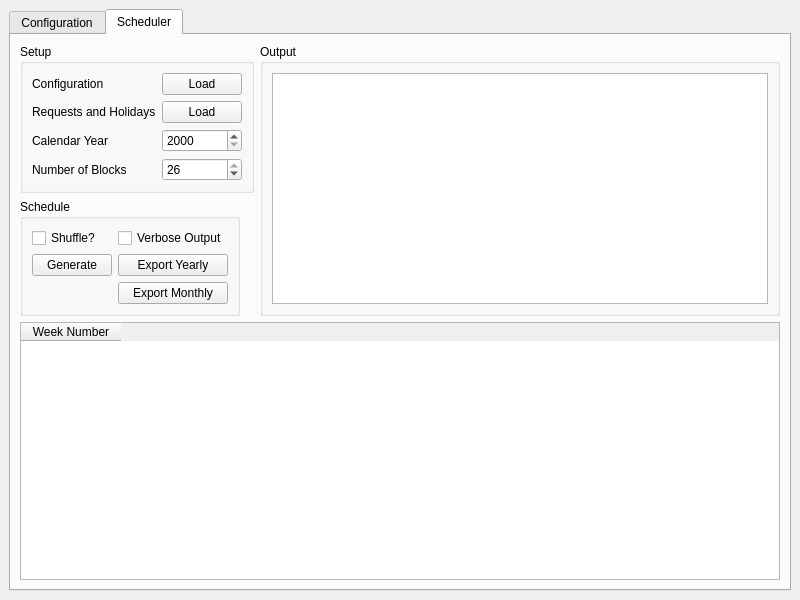
Before: the Qt Designer form src/designer/mainwindow.ui in mishra-lab/scheduler, drawn with Qt 5.
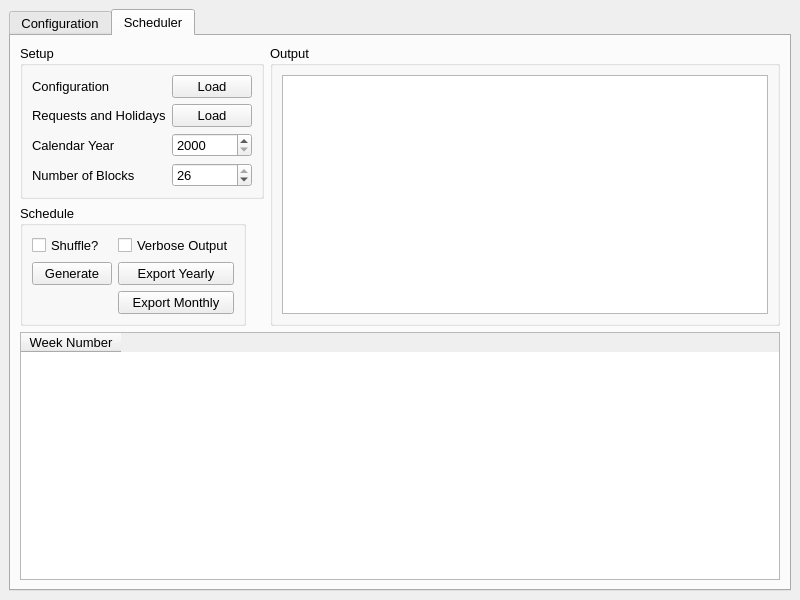
After: the same form once the commit is applied.

Commit message:
Implement Verbose Output checkbox functionality
Make font change in .ui file rather than in main.

The edit to the form file:
```diff
--- a/src/designer/mainwindow.ui
+++ b/src/designer/mainwindow.ui
@@ -10,6 +10,11 @@
     <height>600</height>
    </rect>
   </property>
+  <property name="font">
+   <font>
+    <pointsize>11</pointsize>
+   </font>
+  </property>
   <property name="windowTitle">
    <string>Clinician Scheduler</string>
   </property>
@@ -17,6 +22,11 @@
    <layout class="QGridLayout" name="gridLayout">
     <item row="0" column="0">
      <widget class="QTabWidget" name="tabWidget">
+      <property name="font">
+       <font>
+        <pointsize>10</pointsize>
+       </font>
+      </property>
       <property name="currentIndex">
        <number>1</number>
       </property>
```
The commit also changes 4 other files.
